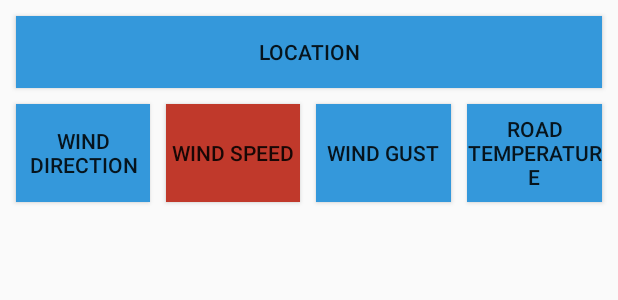
After one commit to baldebo/EWW, an Android app: the layout widget_main.xml on its own in the app's theme, with its tools: preview values and no code run, on a phone screen of 412 x 824 dp. The commit adds this screen. Shown: the top 300 px of the screen. Run offline under Robolectric (Android 15) with nearby library versions, the phone set to English and light mode, and no system bars.

Commit message:
I hope this doesnt mess anything up -I added the widget, working on functionality now

```diff
--- a/app/src/main/AndroidManifest.xml
+++ b/app/src/main/AndroidManifest.xml
@@ -27,6 +27,13 @@
                 <category android:name="android.intent.category.DEFAULT" />
             </intent-filter>
         </activity>
+    +        <receiver android:name="MyAppWidgetProvider" >
+    +            <intent-filter>
+    +                <action android:name="android.appwidget.action.APPWIDGET_UPDATE" />
+    +            </intent-filter>
+    +            <meta-data android:name="android.appwidget.provider" />
+    +                android:resource="@xml/appwidgetproviderinfo" />
+    +        </receiver>
     </application>
 
 </manifest>
--- /dev/null
+++ b/app/src/main/java/nu/here/is/teampinez/weatherwarning/MyAppWidgetProvider.java
@@ -0,0 +1,35 @@
+package nu.here.is.teampinez.weatherwarning;
+
+import android.app.PendingIntent;
+import android.appwidget.AppWidgetManager;
+import android.appwidget.AppWidgetProvider;
+import android.content.Context;
+import android.content.Intent;
+import android.widget.RemoteViews;
+
+ public class MyAppWidgetProvider extends AppWidgetProvider {
+
+    public void onUpdate(Context context, AppWidgetManager appWidgetManager, int[] appWidgetIds) {
+        final int N = appWidgetIds.length;
+
+        // Perform this loop procedure for each App Widget that belongs to this provider
+        for (int appWidgetId : appWidgetIds) {
+            // Create an Intent to launch ExampleActivity
+            Intent intent = new Intent(context, GUIActivity.class);
+            PendingIntent pendingIntent = PendingIntent.getActivity(context, 0, intent, 0);
+
+            // Get the layout for the App Widget and attach an on-click listener
+            // to the button
+            RemoteViews views = new RemoteViews(context.getPackageName(), R.layout.widget_main);
+            views.setOnClickPendingIntent(R.id.locationBtn, pendingIntent);
+            views.setOnClickPendingIntent(R.id.windDirectionBtn, pendingIntent);
+            views.setOnClickPendingIntent(R.id.windSpeedBtn, pendingIntent);
+            views.setOnClickPendingIntent(R.id.windGustBtn, pendingIntent);
+            views.setOnClickPendingIntent(R.id.roadTemperatureBtn, pendingIntent);
+
+
+            // Tell the AppWidgetManager to perform an update on the current app widget
+            appWidgetManager.updateAppWidget(appWidgetId, views);
+        }
+          }
+ }
--- a/app/src/main/java/nu/here/is/teampinez/weatherwarning/Parser.java
+++ b/app/src/main/java/nu/here/is/teampinez/weatherwarning/Parser.java
@@ -4,7 +4,6 @@ import android.app.Activity;
 import android.app.ProgressDialog;
 import android.os.AsyncTask;
 import android.util.Log;
-
 import java.io.BufferedReader;
 import java.io.BufferedWriter;
 import java.io.IOException;
@@ -13,14 +12,10 @@ import java.io.OutputStream;
 import java.io.OutputStreamWriter;
 import java.net.HttpURLConnection;
 import java.net.URL;
-
 import java.util.logging.Level;
 import java.util.logging.Logger;
 
 
-/**
- * Created by max on 2015-04-24.
- */
 public class Parser extends AsyncTask<String, Void, String> {
 
     private ProgressDialog progressDialog;
--- /dev/null
+++ b/app/src/main/res/layout/widget_main.xml
@@ -0,0 +1,62 @@
+<?xml version="1.0" encoding="utf-8"?>
+<LinearLayout xmlns:android="http://schemas.android.com/apk/res/android"
+    android:orientation="vertical" android:layout_width="match_parent"
+    android:layout_height="match_parent"
+    android:layout_margin="5dp">
+
+    <Button
+        android:layout_width="fill_parent"
+        android:layout_height="wrap_content"
+        android:text="@string/location"
+        android:id="@+id/locationBtn"
+        android:clickable="true"
+        android:background="#ff3498db"
+        android:layout_margin="5dp" />
+
+    <LinearLayout
+        android:orientation="horizontal"
+        android:layout_width="fill_parent"
+        android:layout_height="wrap_content">
+
+        <Button
+            android:layout_width="0px"
+            android:layout_height="match_parent"
+            android:text="@string/wind_direction"
+            android:id="@+id/windDirectionBtn"
+            android:layout_weight="1"
+            android:clickable="true"
+            android:background="#ff3498db"
+            android:layout_margin="5dp" />
+
+        <Button
+            android:layout_width="0px"
+            android:layout_height="match_parent"
+            android:text="@string/wind_speed"
+            android:id="@+id/windSpeedBtn"
+            android:layout_weight="1"
+            android:clickable="true"
+            android:background="#c0392b"
+            android:layout_margin="5dp" />
+
+        <Button
+            android:layout_width="0px"
+            android:layout_height="match_parent"
+            android:text="@string/wind_gust"
+            android:id="@+id/windGustBtn"
+            android:layout_weight="1"
+            android:clickable="true"
+            android:background="#ff3498db"
+            android:layout_margin="5dp" />
+
+        <Button
+            android:layout_width="0px"
+            android:layout_height="match_parent"
+            android:text="@string/road_temperature"
+            android:id="@+id/roadTemperatureBtn"
+            android:layout_weight="1"
+            android:clickable="true"
+            android:background="#ff3498db"
+            android:layout_margin="5dp" />
+    </LinearLayout>
+
+</LinearLayout>
--- a/app/src/main/res/values/strings.xml
+++ b/app/src/main/res/values/strings.xml
@@ -34,5 +34,12 @@
     // SETTINGS ACTIVITY //
     <string name="title_activity_settings">SettingsActivity</string>
 
+    // WIDGET ACTIVITY //
+    <string name="location">Location</string>
+    <string name="wind_direction">Wind Direction</string>
+    <string name="wind_speed">Wind Speed</string>
+    <string name="wind_gust">Wind Gust</string>
+    <string name="road_temperature">Road Temperature</string>
+
     <string name="hello_world">Hello world!</string>
 </resources>
```
